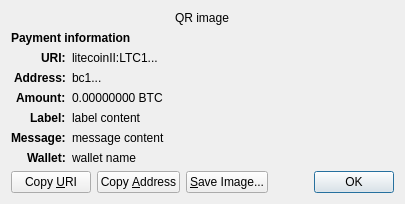
This is src/qt/forms/receiverequestdialog.ui in litecoinII-project/litecoinII as Qt 5 draws it before an edit. The edited form follows.
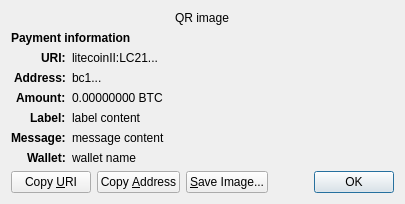
This is the edited form. Custom widgets are drawn as their Qt base class.

Patch:
```diff
--- a/src/qt/forms/receiverequestdialog.ui
+++ b/src/qt/forms/receiverequestdialog.ui
@@ -65,7 +65,7 @@
    <item row="2" column="1" alignment="Qt::AlignTop">
     <widget class="QLabel" name="uri_content">
      <property name="text">
-      <string notr="true">litecoinII:LTC1...</string>
+      <string notr="true">litecoinII:LC21...</string>
      </property>
      <property name="textFormat">
       <enum>Qt::RichText</enum>
```
